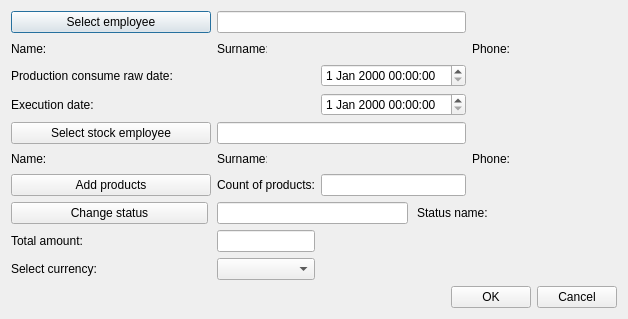
Before: the Qt Designer form OrmasAdmin/OrmasAdmin/CreateProdConRDlg.ui in Dalerjon/TheOrmasProejct, drawn with Qt 5.
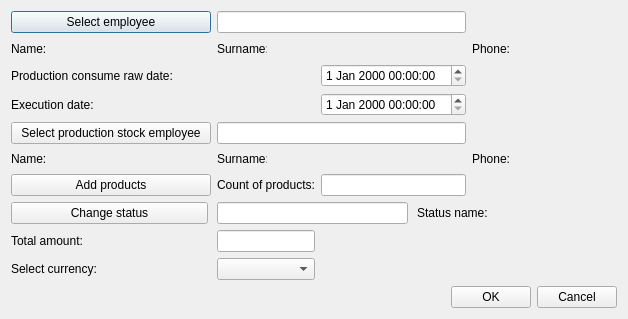
After: the same form once the commit is applied.

Diff of the .ui file:
```diff
--- a/OrmasAdmin/OrmasAdmin/CreateProdConRDlg.ui
+++ b/OrmasAdmin/OrmasAdmin/CreateProdConRDlg.ui
@@ -381,7 +381,7 @@
    <item row="4" column="0" colspan="2">
     <widget class="QPushButton" name="stockEmployeeBtn">
      <property name="text">
-      <string>Select stock employee</string>
+      <string>Select production stock employee</string>
      </property>
     </widget>
    </item>
```
